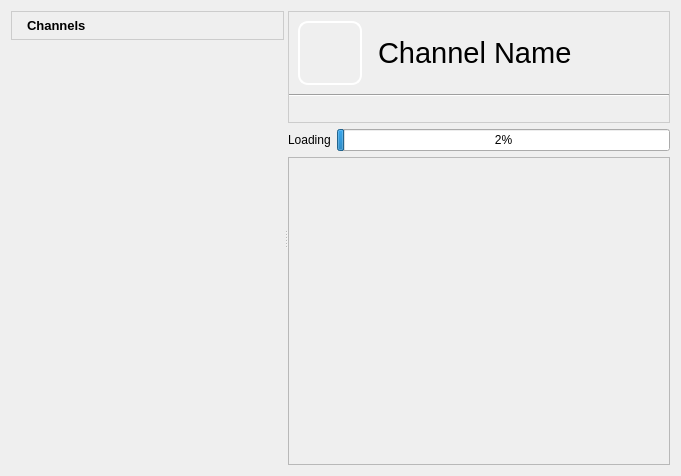
Above: retroshare-gui/src/gui/ChannelFeed.ui from RetroShare/RetroShare before the change. Below: the same form after it.
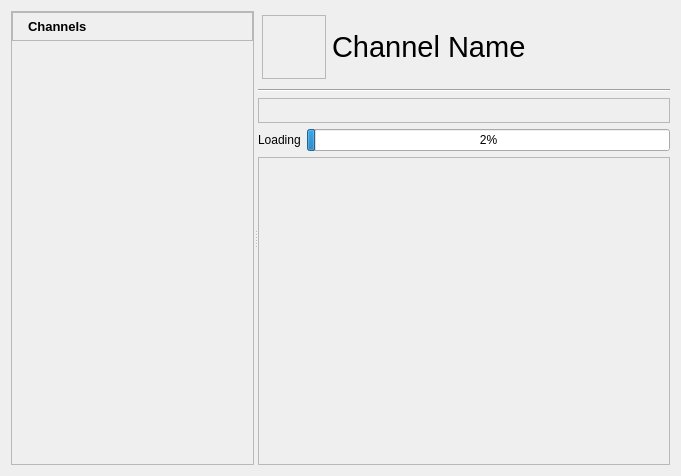
That is the form after the change. Icons and pictures are not drawn. Custom widgets are drawn as their Qt base class.

Diff of the .ui file:
```diff
--- a/retroshare-gui/src/gui/ChannelFeed.ui
+++ b/retroshare-gui/src/gui/ChannelFeed.ui
@@ -16,7 +16,7 @@
      <property name="orientation">
       <enum>Qt::Horizontal</enum>
      </property>
-     <widget class="QFrame" name="chanFrame">
+     <widget class="QFrame" name="channelTreeFrame">
       <property name="sizePolicy">
        <sizepolicy hsizetype="Preferred" vsizetype="Preferred">
         <horstretch>0</horstretch>
@@ -40,33 +40,19 @@
         <number>0</number>
        </property>
        <item row="0" column="0">
-        <widget class="QFrame" name="chheaderframe">
-         <property name="styleSheet">
-          <string notr="true"> QFrame#chheaderframe{
-background-color: qlineargradient(x1:0, y1:0, x2:0, y2:1,
-                                       stop:0 #FEFEFE, stop:1 #E8E8E8);
-
-border: 1px solid #CCCCCC;}
-
-</string>
-         </property>
+        <widget class="QFrame" name="titleBarFrame">
          <property name="frameShape">
           <enum>QFrame::StyledPanel</enum>
          </property>
          <property name="frameShadow">
           <enum>QFrame::Raised</enum>
          </property>
-         <layout class="QGridLayout" name="gridLayout_5">
+         <layout class="QHBoxLayout" name="horizontalLayout">
           <property name="margin">
            <number>2</number>
           </property>
-          <item row="0" column="0">
-           <layout class="QGridLayout" name="_2">
-            <property name="verticalSpacing">
-             <number>0</number>
-            </property>
-            <item row="0" column="0">
-             <widget class="QLabel" name="label">
+          <item>
+           <widget class="QLabel" name="titleBarPixmap">
               <property name="maximumSize">
                <size>
                 <width>24</width>
@@ -84,8 +70,8 @@
               </property>
              </widget>
             </item>
-            <item row="0" column="1">
-             <widget class="QLabel" name="channellabel">
+          <item>
+           <widget class="QLabel" name="titleBarLabel">
               <property name="font">
                <font>
                 <family>Arial</family>
@@ -99,10 +85,8 @@
               </property>
              </widget>
             </item>
-           </layout>
-          </item>
-          <item row="0" column="1">
-           <spacer name="horizontalSpacer_3">
+          <item>
+           <spacer name="spacer">
             <property name="orientation">
              <enum>Qt::Horizontal</enum>
             </property>
@@ -114,33 +98,7 @@
             </property>
            </spacer>
           </item>
-          <item row="0" column="4">
-           <widget class="QToolButton" name="newChannelButton">
-            <property name="enabled">
-             <bool>true</bool>
-            </property>
-            <property name="focusPolicy">
-             <enum>Qt::NoFocus</enum>
-            </property>
-            <property name="toolTip">
-             <string>Create Channel</string>
-            </property>
-            <property name="icon">
-             <iconset resource="images.qrc">
-              <normaloff>:/images/add_channel24.png</normaloff>:/images/add_channel24.png</iconset>
-            </property>
-            <property name="iconSize">
-             <size>
-              <width>32</width>
-              <height>16</height>
-             </size>
-            </property>
-            <property name="autoRaise">
-             <bool>true</bool>
-            </property>
-           </widget>
-          </item>
-          <item row="0" column="3">
+          <item>
            <widget class="QToolButton" name="displayButton">
             <property name="focusPolicy">
              <enum>Qt::NoFocus</enum>
@@ -166,6 +124,32 @@
             </property>
            </widget>
           </item>
+          <item>
+           <widget class="QToolButton" name="newChannelButton">
+            <property name="enabled">
+             <bool>true</bool>
+            </property>
+            <property name="focusPolicy">
+             <enum>Qt::NoFocus</enum>
+            </property>
+            <property name="toolTip">
+             <string>Create Channel</string>
+            </property>
+            <property name="icon">
+             <iconset resource="images.qrc">
+              <normaloff>:/images/add_channel24.png</normaloff>:/images/add_channel24.png</iconset>
+            </property>
+            <property name="iconSize">
+             <size>
+              <width>32</width>
+              <height>16</height>
+             </size>
+            </property>
+            <property name="autoRaise">
+             <bool>true</bool>
+            </property>
+           </widget>
+          </item>
          </layout>
         </widget>
        </item>
@@ -182,37 +166,14 @@
       </layout>
      </widget>
      <widget class="QWidget" name="layoutWidget">
-      <layout class="QGridLayout" name="gridLayout_4">
+      <layout class="QGridLayout" name="channelLayout">
        <item row="0" column="0">
-        <widget class="QFrame" name="frame">
-         <property name="styleSheet">
-          <string notr="true"> QFrame#frame{background-color: qlineargradient(x1:0, y1:0, x2:0, y2:1,
-                                       stop:0 #F2F2F2, stop:1 #E6E6E6);
-border: 1px solid #CCCCCC;}
-</string>
-         </property>
-         <property name="frameShape">
-          <enum>QFrame::StyledPanel</enum>
-         </property>
-         <property name="frameShadow">
-          <enum>QFrame::Raised</enum>
-         </property>
-         <layout class="QGridLayout" name="gridLayout_3">
-          <property name="verticalSpacing">
-           <number>0</number>
-          </property>
+        <widget class="QFrame" name="headerFrame">
+         <layout class="QHBoxLayout" name="horizontalLayout_3">
           <property name="margin">
-           <number>0</number>
+           <number>4</number>
           </property>
-          <item row="0" column="0">
-           <layout class="QGridLayout" name="gridLayout_2">
-            <property name="horizontalSpacing">
-             <number>16</number>
-            </property>
-            <property name="margin">
-             <number>9</number>
-            </property>
-            <item row="0" column="0">
+          <item>
              <widget class="QLabel" name="iconLabel">
               <property name="minimumSize">
                <size>
@@ -226,11 +187,11 @@
                 <height>64</height>
                </size>
               </property>
-              <property name="styleSheet">
-               <string notr="true">QLabel{
-border: 2px solid white;
-border-radius: 10px;
-}</string>
+            <property name="frameShape">
+             <enum>QFrame::StyledPanel</enum>
+            </property>
+            <property name="frameShadow">
+             <enum>QFrame::Raised</enum>
               </property>
               <property name="text">
                <string/>
@@ -243,7 +204,7 @@
               </property>
              </widget>
             </item>
-            <item row="0" column="1">
+          <item>
              <widget class="QLabel" name="nameLabel">
               <property name="palette">
                <palette>
@@ -269,82 +230,9 @@
              </widget>
             </item>
            </layout>
-          </item>
-          <item row="1" column="0">
-           <widget class="Line" name="line">
-            <property name="orientation">
-             <enum>Qt::Horizontal</enum>
-            </property>
-           </widget>
-          </item>
-          <item row="2" column="0">
-           <layout class="QGridLayout" name="gridLayout">
-            <property name="leftMargin">
-             <number>2</number>
-            </property>
-            <property name="rightMargin">
-             <number>2</number>
-            </property>
-            <item row="0" column="2">
-             <spacer name="horizontalSpacer">
-              <property name="orientation">
-               <enum>Qt::Horizontal</enum>
-              </property>
-              <property name="sizeHint" stdset="0">
-               <size>
-                <width>40</width>
-                <height>20</height>
-               </size>
-              </property>
-             </spacer>
-            </item>
-            <item row="0" column="1">
-             <widget class="QToolButton" name="postButton">
-              <property name="sizePolicy">
-               <sizepolicy hsizetype="Preferred" vsizetype="Fixed">
-                <horstretch>0</horstretch>
-                <verstretch>0</verstretch>
-               </sizepolicy>
-              </property>
-              <property name="minimumSize">
-               <size>
-                <width>0</width>
-                <height>25</height>
-               </size>
-              </property>
-              <property name="maximumSize">
-               <size>
-                <width>16777215</width>
-                <height>26</height>
-               </size>
-              </property>
-              <property name="focusPolicy">
-               <enum>Qt::NoFocus</enum>
-              </property>
-              <property name="toolTip">
-               <string>Post to Channel</string>
-              </property>
-              <property name="icon">
-               <iconset resource="images.qrc">
-                <normaloff>:/images/mail_send.png</normaloff>:/images/mail_send.png</iconset>
-              </property>
-              <property name="iconSize">
-               <size>
-                <width>32</width>
-                <height>16</height>
-               </size>
-              </property>
-              <property name="autoRaise">
-               <bool>true</bool>
-              </property>
-             </widget>
-            </item>
-           </layout>
-          </item>
-         </layout>
-        </widget>
-       </item>
-       <item row="2" column="0">
+        </widget>
+       </item>
+       <item row="4" column="0">
         <widget class="QScrollArea" name="scrollArea">
          <property name="widgetResizable">
           <bool>true</bool>
@@ -354,7 +242,7 @@
            <rect>
             <x>0</x>
             <y>0</y>
-            <width>364</width>
+            <width>398</width>
             <height>16</height>
            </rect>
           </property>
@@ -378,7 +266,7 @@
          </widget>
         </widget>
        </item>
-       <item row="1" column="0">
+       <item row="3" column="0">
         <layout class="QHBoxLayout" name="progressLayout">
          <item>
           <widget class="QLabel" name="progressLabel">
@@ -399,6 +287,88 @@
          </item>
         </layout>
        </item>
+       <item row="2" column="0">
+        <widget class="QFrame" name="toolBarFrame">
+         <property name="maximumSize">
+          <size>
+           <width>16777215</width>
+           <height>25</height>
+          </size>
+         </property>
+         <property name="frameShape">
+          <enum>QFrame::StyledPanel</enum>
+         </property>
+         <property name="frameShadow">
+          <enum>QFrame::Raised</enum>
+         </property>
+         <layout class="QHBoxLayout" name="horizontalLayout_2">
+          <property name="margin">
+           <number>2</number>
+          </property>
+          <item>
+           <widget class="QToolButton" name="postButton">
+            <property name="sizePolicy">
+             <sizepolicy hsizetype="Preferred" vsizetype="Fixed">
+              <horstretch>0</horstretch>
+              <verstretch>0</verstretch>
+             </sizepolicy>
+            </property>
+            <property name="minimumSize">
+             <size>
+              <width>0</width>
+              <height>25</height>
+             </size>
+            </property>
+            <property name="maximumSize">
+             <size>
+              <width>16777215</width>
+              <height>26</height>
+             </size>
+            </property>
+            <property name="focusPolicy">
+             <enum>Qt::NoFocus</enum>
+            </property>
+            <property name="toolTip">
+             <string>Post to Channel</string>
+            </property>
+            <property name="icon">
+             <iconset resource="images.qrc">
+              <normaloff>:/images/mail_send.png</normaloff>:/images/mail_send.png</iconset>
+            </property>
+            <property name="iconSize">
+             <size>
+              <width>32</width>
+              <height>16</height>
+             </size>
+            </property>
+            <property name="autoRaise">
+             <bool>true</bool>
+            </property>
+           </widget>
+          </item>
+          <item>
+           <spacer name="horizontalSpacer">
+            <property name="orientation">
+             <enum>Qt::Horizontal</enum>
+            </property>
+            <property name="sizeHint" stdset="0">
+             <size>
+              <width>314</width>
+              <height>10</height>
+             </size>
+            </property>
+           </spacer>
+          </item>
+         </layout>
+        </widget>
+       </item>
+       <item row="1" column="0">
+        <widget class="Line" name="line">
+         <property name="orientation">
+          <enum>Qt::Horizontal</enum>
+         </property>
+        </widget>
+       </item>
       </layout>
      </widget>
     </widget>
```
Lines whose indentation alone changed are shown as unchanged.
